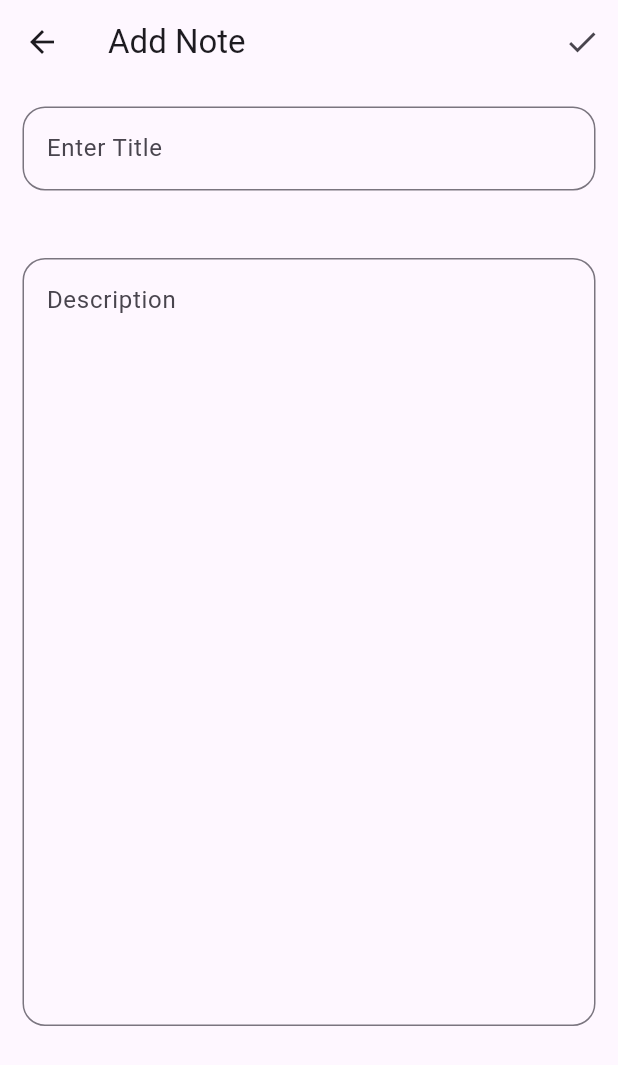
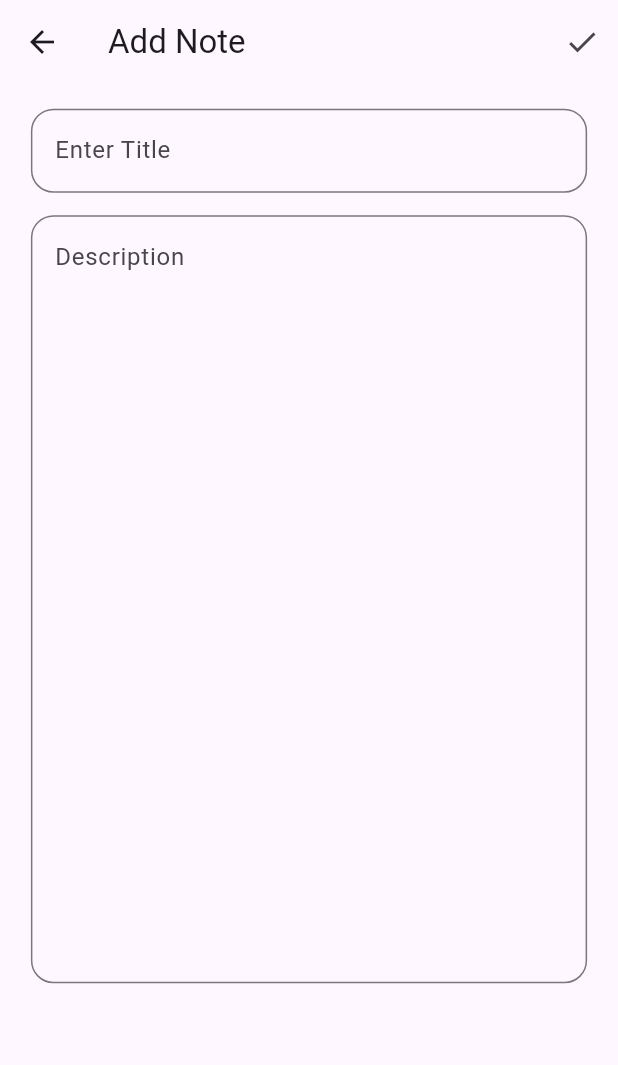
Before and after one commit to THExKIDD/dairy, a Flutter app: the screen it shows after launch, after a tap on the "add" icon, on a phone screen of 412 x 824 dp. Shown: the top 1065 px of the screen. Run offline on Flutter 3.47's test engine with Material 3 defaults, Android fonts, the phone set to English and light mode, and no system bars; our stand-ins replace sqflite; accounts and stored records are empty.

Commit message:
Diary app

```diff
--- a/lib/Home.dart
+++ b/lib/Home.dart
@@ -20,7 +20,13 @@ class _HomeState extends State<Home> {
     return Scaffold(
       appBar: AppBar(
         backgroundColor: Colors.deepPurpleAccent,
-        title: const Text('My Diary'),
+        title: const Text(
+            'My Diary',
+          style: TextStyle(
+            color: Colors.white
+          ),
+
+        ),
         centerTitle: true,
       ),
 
@@ -28,7 +34,7 @@ class _HomeState extends State<Home> {
           builder: (context, provider, child) {
             return provider.notes?.isEmpty?? true? const Center(child: Text('Empty')):
             ListView(
-              children: provider.notes?.map((e) => Container(child: ItemNote(note: e)))?.toList()?? [],
+              children: provider.notes?.map((e) => Container(child: ItemNote(note: e))).toList()?? [],
             );
           },
         ),
--- a/lib/Repository/notes_repository.dart
+++ b/lib/Repository/notes_repository.dart
@@ -30,6 +30,7 @@ class NotesRepository {
       note.toMap(),
       conflictAlgorithm: ConflictAlgorithm.replace,
     );
+    return null;
   }
 
   static Future<List<Note>> getNotes() async {
--- a/lib/provider/notes_provider.dart
+++ b/lib/provider/notes_provider.dart
@@ -1,7 +1,7 @@
 import 'package:flutter/material.dart';
 import 'package:diary/models/note.dart';
 import 'package:diary/Repository/notes_repository.dart';
-import 'package:provider/provider.dart';
+
 
 class NotesProvider with ChangeNotifier {
   List<Note>? notes;
--- a/lib/widgets/add_note_screen.dart
+++ b/lib/widgets/add_note_screen.dart
@@ -12,97 +12,101 @@ class AddNoteScreen extends StatefulWidget {
 }
 
 class _AddNoteScreenState extends State<AddNoteScreen> {
-
   final _title = TextEditingController();
   final _description = TextEditingController();
 
   @override
   void initState() {
     super.initState();
-    if(widget.note != null)
-      {
+    if (widget.note != null) {
       _title.text = widget.note!.title;
       _description.text = widget.note!.description;
     }
   }
+
   @override
   Widget build(BuildContext context) {
+    // Get the screen size
+    final screenSize = MediaQuery.of(context).size;
+
     return Scaffold(
       appBar: AppBar(
-        title: const Text(
-          'Add Note',
+        title: const Text('Add Note'),
+        actions: [
+          IconButton(
+            onPressed: () => widget.note == null ? _insertNote() : _updateNote(),
+            icon: const Icon(Icons.done),
           ),
+          if (widget.note != null)
+            IconButton(
+              onPressed: () {
+                showDialog(
+                  context: context,
+                  builder: (context) => AlertDialog(
+                    content: const Text('Are you sure you want to delete this note?'),
                     actions: [
-          IconButton(onPressed: () => widget.note == null ?
-                _insertNote() : _updateNote(),
-              icon: const Icon(Icons.done)
-          ),
-          widget.note!= null ?
-          IconButton(
-              onPressed: (){
-                showDialog(context: context, builder: (context) => AlertDialog(
-                  content: const Text('Are u sure u want to delete this node?'),
-                  actions: [
-                    TextButton(onPressed: (){
+                      TextButton(
+                        onPressed: () {
                           Navigator.pop(context);
                         },
                         child: const Text('No'),
                       ),
-                    TextButton(onPressed: (){
+                      TextButton(
+                        onPressed: () {
                           Navigator.pop(context);
                           _deleteNote();
                         },
                         child: const Text('Yes'),
-                    )
-                  ],
-                ));
-              },
-              icon: const Icon(Icons.delete))
-              : const SizedBox(),
+                      ),
                     ],
                   ),
-
+                );
+              },
+              icon: const Icon(Icons.delete),
+            ),
+        ],
+      ),
       body: SingleChildScrollView(
+        child: Padding(
+          padding: EdgeInsets.symmetric(horizontal: screenSize.width * 0.05), // 5% padding on left and right
           child: Column(
             children: [
               Padding(
-              padding: const EdgeInsets.all(15.0),
-              child: Expanded(
+                padding: EdgeInsets.only(top: screenSize.height * 0.02), // 2% padding on top
                 child: TextFormField(
                   controller: _title,
                   decoration: InputDecoration(
                     hintText: 'Enter Title',
                     border: OutlineInputBorder(
                       borderRadius: BorderRadius.circular(15),
-                    )
                     ),
                   ),
                 ),
               ),
               const SizedBox(height: 15),
-
               Padding(
-              padding: const EdgeInsets.all(15.0),
-              child: Expanded(
+                padding: EdgeInsets.only(bottom: screenSize.height * 0.02), // 2% padding on bottom
                 child: TextFormField(
                   controller: _description,
                   decoration: InputDecoration(
                     hintText: 'Description',
                     border: OutlineInputBorder(
                       borderRadius: BorderRadius.circular(15),
-                      )
+                    ),
                   ),
                   maxLines: 20,
-                ),
                 ),
               ),
             ],
           ),
         ),
+      ),
     );
   }
+
   _insertNote() async {
-    final note = Note(title: _title.text,
+    final note = Note(
+      title: _title.text,
       description: _description.text,
       createdAt: DateTime.now(),
     );
@@ -122,7 +126,7 @@ class _AddNoteScreenState extends State<AddNoteScreen> {
   }
 
   _deleteNote() async {
-  await Provider.of<NotesProvider>(context, listen: false).delete(note: widget.note!).then((idDone){});
+    await Provider.of<NotesProvider>(context, listen: false).delete(note: widget.note!).then((idDone) {});
     Navigator.pop(context);
   }
 }
--- a/pubspec.yaml
+++ b/pubspec.yaml
@@ -40,6 +40,7 @@ dependencies:
   intl: ^0.19.0
   provider: ^6.1.2
   path_provider: ^2.1.3
+  shared_preferences: ^2.3.3
 
 dev_dependencies:
   flutter_test:
```
Also changed, not shown: lib/widgets/item_note.dart (+15 -11 lines), pubspec.lock, 1 other file. Lines whose indentation alone changed are shown as unchanged.
